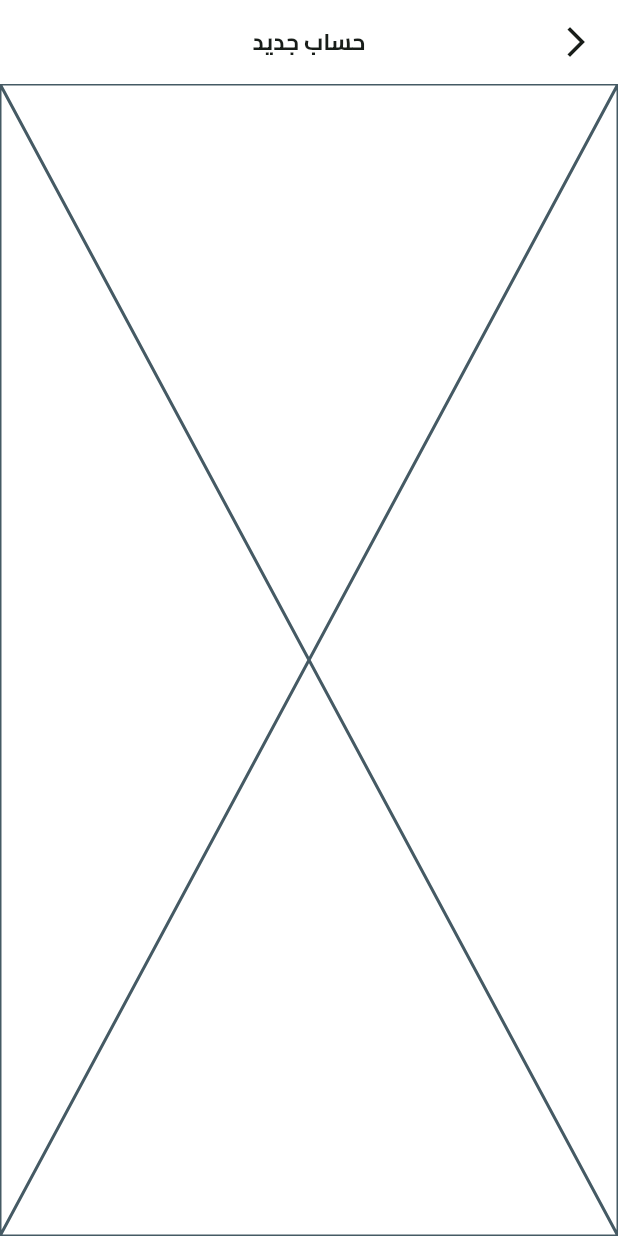
After one commit to moohamed154/fruits_hub, a Flutter app: the SignupView screen opened by its route, on a phone screen of 412 x 824 dp. The commit adds this screen. Run offline on Flutter 3.47's test engine with Material 3 defaults, Android fonts, the phone set to English and light mode, and no system bars; our stand-ins replace dots_indicator, flutter_svg, shared_preferences; accounts and stored records are empty.

Commit message:
Add signup view and navigation to it from the login widget

```diff
--- a/lib/core/helper_functions/on_generate_routes.dart
+++ b/lib/core/helper_functions/on_generate_routes.dart
@@ -1,5 +1,6 @@
 import 'package:flutter/material.dart';
 import 'package:fruits_hub/features/auth/presentation/views/login_view.dart';
+import 'package:fruits_hub/features/auth/presentation/views/signup_view.dart';
 import 'package:fruits_hub/features/on_boarding/presentation/views/on_boarding_view.dart';
 import 'package:fruits_hub/features/splash/presentation/views/splash_view.dart';
 
@@ -9,6 +10,8 @@ Route<dynamic> onGenerateRoutes(RouteSettings settings) {
       return MaterialPageRoute(builder: (_) => const SplashView());
     case LoginView.routeName:
       return MaterialPageRoute(builder: (_) => const LoginView());
+    case SignupView.routeName:
+      return MaterialPageRoute(builder: (_) => const SignupView());
     case OnBoardingView.routeName:
       return MaterialPageRoute(builder: (_) => const OnBoardingView());
     default:
--- /dev/null
+++ b/lib/features/auth/presentation/views/signup_view.dart
@@ -0,0 +1,18 @@
+import 'package:flutter/material.dart';
+import 'package:fruits_hub/core/widgets/custom_app_bar.dart';
+import 'package:fruits_hub/features/auth/presentation/views/widgets/signup_view_body.dart';
+
+class SignupView extends StatelessWidget {
+  const SignupView({super.key});
+  static const routeName = 'signup';
+  @override
+  Widget build(BuildContext context) {
+    return Scaffold(
+      appBar: buildAppBar(
+        context: context,
+        title: 'حساب جديد',
+      ),
+      body: const SignupViewBody(),
+    );
+  }
+}
--- a/lib/features/auth/presentation/views/widgets/dont_have_an_account_widget.dart
+++ b/lib/features/auth/presentation/views/widgets/dont_have_an_account_widget.dart
@@ -1,6 +1,8 @@
+import 'package:flutter/gestures.dart';
 import 'package:flutter/material.dart';
 import 'package:fruits_hub/core/utils/app_colors.dart';
 import 'package:fruits_hub/core/utils/app_text_styles.dart';
+import 'package:fruits_hub/features/auth/presentation/views/signup_view.dart';
 
 class DontHaveAnAccountWidet extends StatelessWidget {
   const DontHaveAnAccountWidet({
@@ -25,6 +27,11 @@ class DontHaveAnAccountWidet extends StatelessWidget {
             ),
           ),
           TextSpan(
+            recognizer: TapGestureRecognizer()
+              ..onTap = () {
+                // Navigate to signup view
+                Navigator.pushNamed(context, SignupView.routeName);
+              },
             text: 'قم بانشاء حساب',
             style: TextStyles.semiBold16(context).copyWith(
               color: Color(0xFF949D9E),
--- /dev/null
+++ b/lib/features/auth/presentation/views/widgets/signup_view_body.dart
@@ -0,0 +1,10 @@
+import 'package:flutter/material.dart';
+
+class SignupViewBody extends StatelessWidget {
+  const SignupViewBody({super.key});
+
+  @override
+  Widget build(BuildContext context) {
+    return Placeholder();
+  }
+}
```
